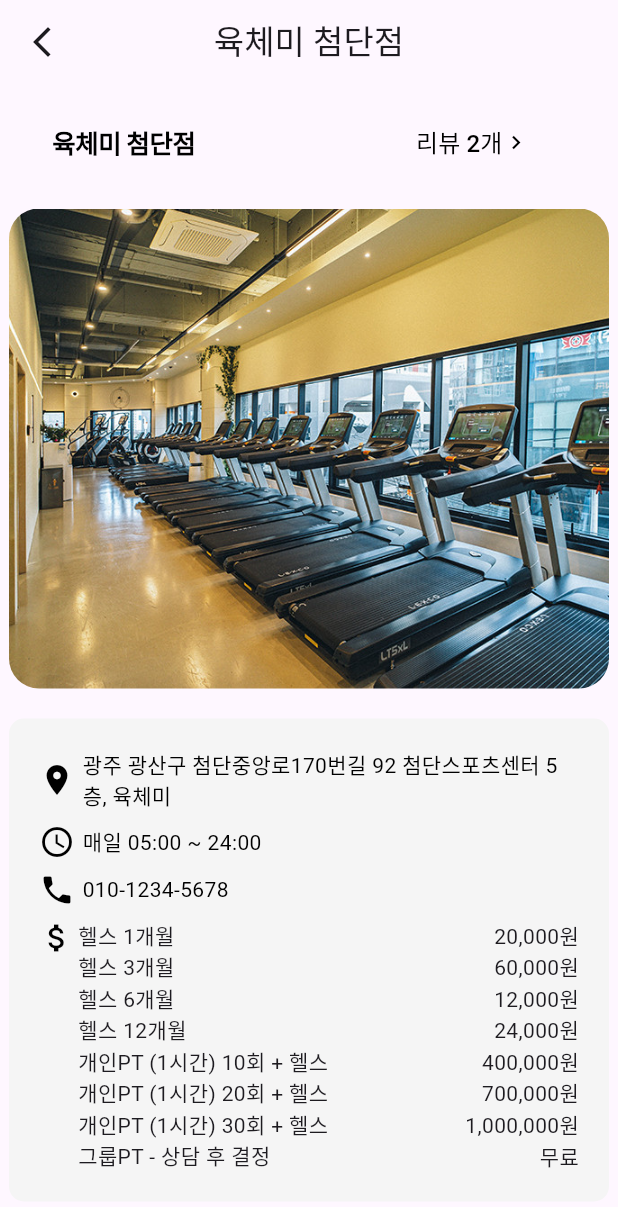
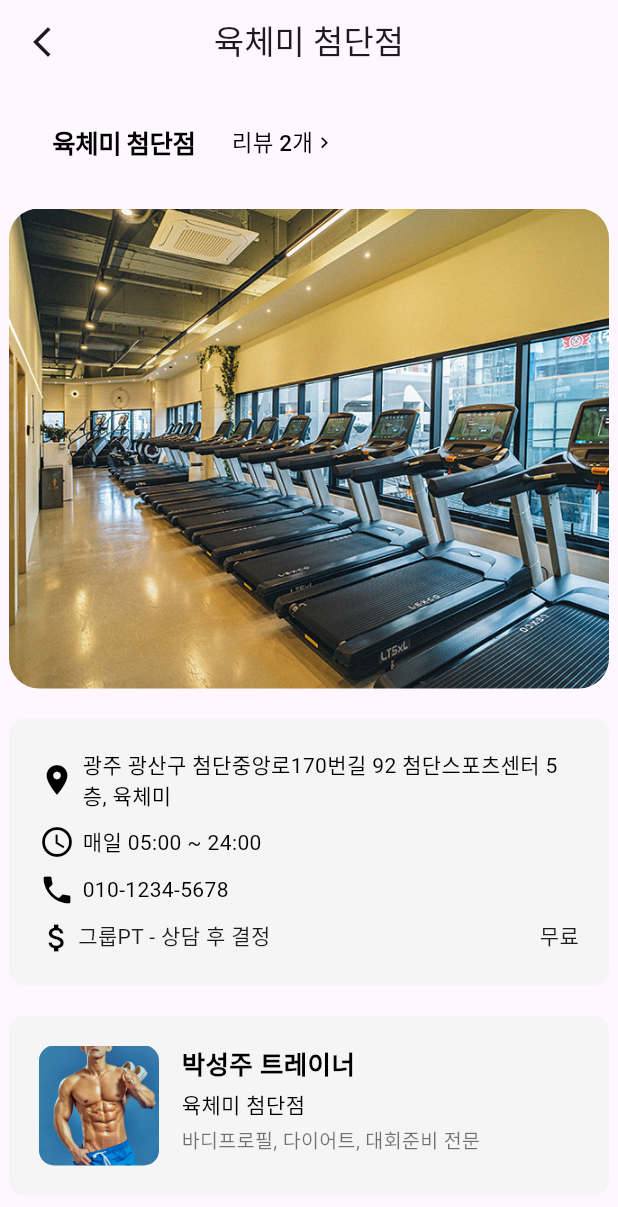
Before and after one commit to 2021-SMHRD-KDT-AI-17/fitple, a Flutter app: the Info screen opened directly, on a phone screen of 412 x 824 dp. Shown: the top 1207 px of the screen. Run offline on Flutter 3.47's test engine with Material 3 defaults, Android fonts, the phone set to English and light mode, and no system bars; our stand-ins replace flutter_rating_bar, image_picker, shared_preferences, table_calendar; missing offline and left inert: dart:ffi, flutter_naver_map, mysql_client, remedi_kopo; accounts and stored records are empty; Roboto replaces fonts that are missing (Inter).

Commit message:
info1, pay 수정

```diff
--- a/lib/screens/info_1.dart
+++ b/lib/screens/info_1.dart
@@ -48,7 +48,7 @@
                         letterSpacing: -0.34,
                       ),
                     ),
-                    Spacer(),
+                    //Spacer(),
                     ElevatedButton(
                       onPressed: () async {
                         await Navigator.push(
@@ -64,6 +64,7 @@
                           side: BorderSide.none,
                         ),
                       ),
+                      child: Container(
                         child: Row(
                           mainAxisAlignment: MainAxisAlignment.spaceBetween,
                           children: [
@@ -71,14 +72,16 @@
                               '리뷰 2개',
                               style: TextStyle(
                                 color: Colors.black,
-                              fontSize: 16,
+                                fontSize: 15,
                               ),
                             ),
                             Icon(
+                              size: 15,
                               Icons.navigate_next,
                               color: Colors.black,
                             ),
                           ],
+                        ),
                       ),
                     ),
                   ],
@@ -196,57 +199,8 @@
                                       Row(
                                         mainAxisAlignment: MainAxisAlignment.spaceBetween,
                                         children: [
-                                          Text('헬스 1개월'),
-                                          Text('20,000원'),
-                                        ],
-                                      ),
-                                      Row(
-                                        mainAxisAlignment: MainAxisAlignment.spaceBetween,
-                                        children: [
-                                          Text('헬스 3개월'),
-                                          Text('60,000원'),
-                                        ],
-                                      ),
-                                      Row(
-                                        mainAxisAlignment: MainAxisAlignment.spaceBetween,
-                                        children: [
-                                          Text('헬스 6개월'),
-                                          Text('12,000원'),
-                                        ],
-                                      ),
-                                      Row(
-                                        mainAxisAlignment: MainAxisAlignment.spaceBetween,
-                                        children: [
-                                          Text('헬스 12개월'),
-                                          Text('24,000원'),
-                                        ],
-                                      ),
-                                      Row(
-                                        mainAxisAlignment: MainAxisAlignment.spaceBetween,
-                                        children: [
-                                          Text('개인PT (1시간) 10회 + 헬스'),
-                                          Text('400,000원'),
-                                        ],
-                                      ),
-                                      Row(
-                                        mainAxisAlignment: MainAxisAlignment.spaceBetween,
-                                        children: [
-                                          Text('개인PT (1시간) 20회 + 헬스'),
-                                          Text('700,000원'),
-                                        ],
-                                      ),
-                                      Row(
-                                        mainAxisAlignment: MainAxisAlignment.spaceBetween,
-                                        children: [
-                                          Text('개인PT (1시간) 30회 + 헬스'),
-                                          Text('1,000,000원'),
-                                        ],
-                                      ),
-                                      Row(
-                                        mainAxisAlignment: MainAxisAlignment.spaceBetween,
-                                        children: [
-                                          Text('그룹PT - 상담 후 결정'),
-                                          Text('무료'),
+                                          Text('그룹PT - 상담 후 결정'), // DB값 연결
+                                          Text('무료'), // DB값 연결
                                         ],
                                       ),
                                     ],
```
Also changed, not shown: lib/screens/pay.dart (+35 -5 lines). Lines whose indentation alone changed are shown as unchanged.
